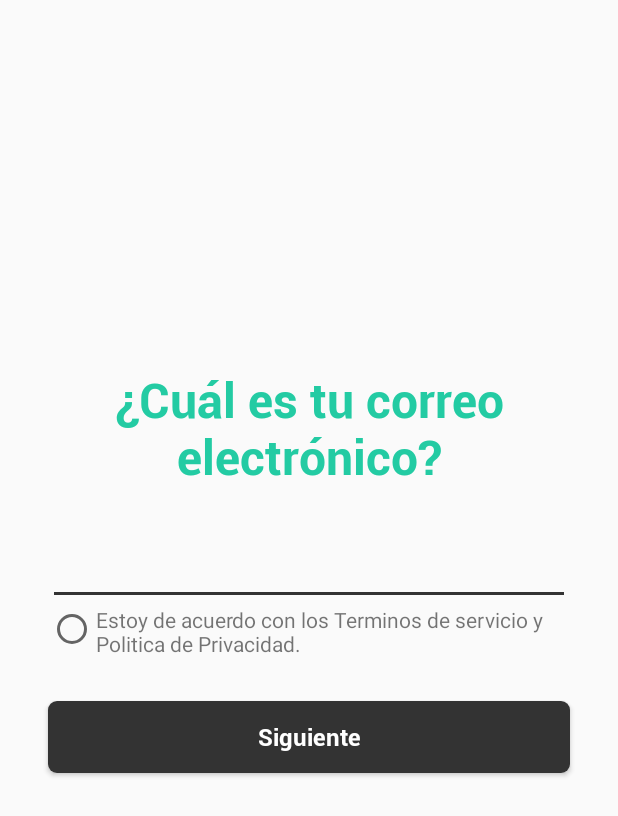
After one commit to CarlosEduardoL/PetGarden, an Android app: the fragment RegisterEmailFragment shown on its own in the app's theme, on a phone screen of 412 x 824 dp. The commit adds this screen. Shown: the top 816 px of the screen. Run offline under Robolectric (Android 15) with nearby library versions, the phone set to English and light mode, and no system bars.

Commit message:
Vista del fragmento registro correo electronico terminada

```diff
--- /dev/null
+++ b/app/src/main/java/zero/network/petgarden/ui/register/RegisterEmailFragment.kt
@@ -0,0 +1,21 @@
+package zero.network.petgarden.ui.register
+
+import android.os.Bundle
+import androidx.fragment.app.Fragment
+import android.view.LayoutInflater
+import android.view.View
+import android.view.ViewGroup
+
+import zero.network.petgarden.R
+
+
+class RegisterEmailFragment : Fragment() {
+
+    override fun onCreateView(
+        inflater: LayoutInflater, container: ViewGroup?,
+        savedInstanceState: Bundle?
+    ): View = inflater.inflate(R.layout.fragment_register_email, container, false).apply{
+
+    }
+
+}
--- /dev/null
+++ b/app/src/main/res/layout/fragment_register_email.xml
@@ -0,0 +1,48 @@
+<?xml version="1.0" encoding="utf-8"?>
+<LinearLayout xmlns:android="http://schemas.android.com/apk/res/android"
+    xmlns:tools="http://schemas.android.com/tools"
+    android:layout_width="match_parent"
+    android:layout_height="match_parent"
+    android:gravity="center"
+    android:orientation="vertical"
+    tools:context=".ui.register.RegisterNameFragment">
+
+    <TextView
+        style="@style/RegisterTitle"
+        android:layout_width="wrap_content"
+        android:layout_height="wrap_content"
+        android:text="@string/email_question"
+        android:textAlignment="center" />
+
+    <EditText
+        android:layout_width="match_parent"
+        android:layout_height="wrap_content"
+        android:layout_marginStart="32dp"
+        android:layout_marginTop="32dp"
+        android:layout_marginEnd="32dp" />
+
+    <LinearLayout
+        android:layout_width="match_parent"
+        android:layout_height="wrap_content"
+        android:layout_marginStart="32dp"
+        android:layout_marginEnd="32dp"
+        android:layout_marginBottom="32dp">
+
+        <RadioButton
+            android:layout_width="wrap_content"
+            android:layout_height="wrap_content" />
+
+        <TextView
+            android:layout_width="wrap_content"
+            android:layout_height="match_parent"
+            android:text="@string/terms_of_services" />
+    </LinearLayout>
+
+
+    <Button
+        style="@style/AppButton"
+        android:layout_marginBottom="64dp"
+        android:text="@string/Next" />
+
+
+</LinearLayout>
--- a/app/src/main/res/layout/fragment_register_name.xml
+++ b/app/src/main/res/layout/fragment_register_name.xml
@@ -18,8 +18,8 @@
         android:layout_width="match_parent"
         android:layout_height="wrap_content"
         android:orientation="horizontal"
-        android:layout_marginStart="24dp"
-        android:layout_marginEnd="24dp"
+        android:layout_marginStart="32dp"
+        android:layout_marginEnd="32dp"
         android:layout_marginTop="32dp"
         android:layout_marginBottom="32dp"
         android:baselineAligned="false">
--- a/app/src/main/res/values/strings.xml
+++ b/app/src/main/res/values/strings.xml
@@ -15,4 +15,6 @@
     <string name="name">Nombre</string>
     <string name="last_name">Apellido</string>
     <string name="Next">Siguiente</string>
+    <string name="terms_of_services">Estoy de acuerdo con los Terminos de servicio y Politica de Privacidad.</string>
+    <string name="email_question">¿Cuál es tu correo electrónico?</string>
 </resources>
```
